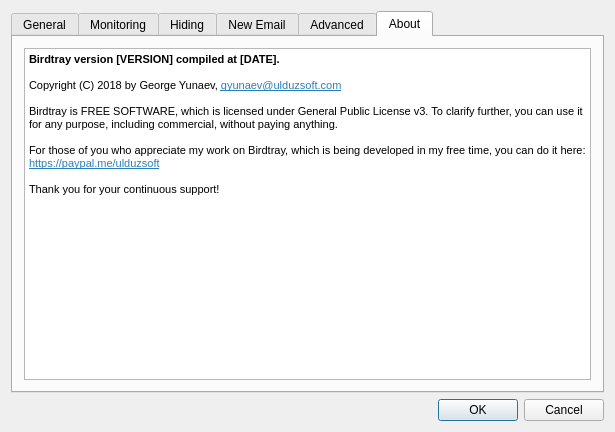
This is src/dialogsettings.ui in gyunaev/birdtray as Qt 5 draws it before an edit. The edited form follows.
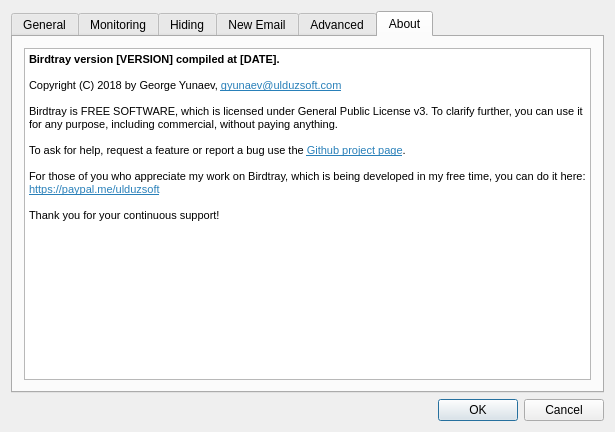
This is the edited form. The open tabs and pages were chosen to show the change. Icons and pictures are not drawn. Custom widgets are drawn as their Qt base class.

Commit message: Add link to the Github project page to the About tab

The edit to the form file:
```diff
--- a/src/dialogsettings.ui
+++ b/src/dialogsettings.ui
@@ -953,6 +953,8 @@
 &lt;p style=&quot;-qt-paragraph-type:empty; margin-top:0px; margin-bottom:0px; margin-left:0px; margin-right:0px; -qt-block-indent:0; text-indent:0px; font-family:'Noto Sans'; font-size:8pt;&quot;&gt;&lt;br /&gt;&lt;/p&gt;
 &lt;p style=&quot; margin-top:0px; margin-bottom:0px; margin-left:0px; margin-right:0px; -qt-block-indent:0; text-indent:0px;&quot;&gt;&lt;span style=&quot; font-family:'Noto Sans'; font-size:8pt;&quot;&gt;Birdtray is FREE SOFTWARE, which is licensed under General Public License v3. To clarify further, you can use it for any purpose, including commercial, without paying anything. &lt;/span&gt;&lt;/p&gt;
 &lt;p style=&quot;-qt-paragraph-type:empty; margin-top:0px; margin-bottom:0px; margin-left:0px; margin-right:0px; -qt-block-indent:0; text-indent:0px; font-family:'Noto Sans'; font-size:8pt;&quot;&gt;&lt;br /&gt;&lt;/p&gt;
+&lt;p style=&quot; margin-top:0px; margin-bottom:0px; margin-left:0px; margin-right:0px; -qt-block-indent:0; text-indent:0px;&quot;&gt;&lt;span style=&quot; font-family:'Noto Sans'; font-size:8pt;&quot;&gt;To ask for help, request a feature or report a bug use the &lt;/span&gt;&lt;a href=&quot;https://github.com/gyunaev/birdtray&quot;&gt;&lt;span style=&quot; font-family:'MS Shell Dlg 2'; font-size:8pt; text-decoration: underline; color:#2980b9;&quot;&gt;Github project page&lt;/span&gt;&lt;/a&gt;&lt;span style=&quot; font-family:'Noto Sans'; font-size:8pt;&quot;&gt;.&lt;/span&gt;&lt;/p&gt;
+&lt;p style=&quot;-qt-paragraph-type:empty; margin-top:0px; margin-bottom:0px; margin-left:0px; margin-right:0px; -qt-block-indent:0; text-indent:0px; font-family:'Noto Sans'; font-size:8pt;&quot;&gt;&lt;br /&gt;&lt;/p&gt;
 &lt;p style=&quot; margin-top:0px; margin-bottom:0px; margin-left:0px; margin-right:0px; -qt-block-indent:0; text-indent:0px;&quot;&gt;&lt;span style=&quot; font-family:'Noto Sans'; font-size:8pt;&quot;&gt;For those of you who appreciate my work on Birdtray, which is being developed in my free time, you can do it here: &lt;/span&gt;&lt;a href=&quot;https://paypal.me/ulduzsoft&quot;&gt;&lt;span style=&quot; font-family:'Noto Sans'; font-size:8pt; text-decoration: underline; color:#2980b9;&quot;&gt;https://paypal.me/ulduzsoft&lt;/span&gt;&lt;/a&gt;&lt;/p&gt;
 &lt;p style=&quot;-qt-paragraph-type:empty; margin-top:0px; margin-bottom:0px; margin-left:0px; margin-right:0px; -qt-block-indent:0; text-indent:0px; font-family:'Noto Sans'; font-size:8pt; text-decoration: underline; color:#2980b9;&quot;&gt;&lt;br /&gt;&lt;/p&gt;
 &lt;p style=&quot; margin-top:0px; margin-bottom:0px; margin-left:0px; margin-right:0px; -qt-block-indent:0; text-indent:0px;&quot;&gt;&lt;span style=&quot; font-family:'Noto Sans'; font-size:8pt;&quot;&gt;Thank you for your continuous support!&lt;/span&gt;&lt;/p&gt;&lt;/body&gt;&lt;/html&gt;</string>
```
The commit also changes 2 other files.
